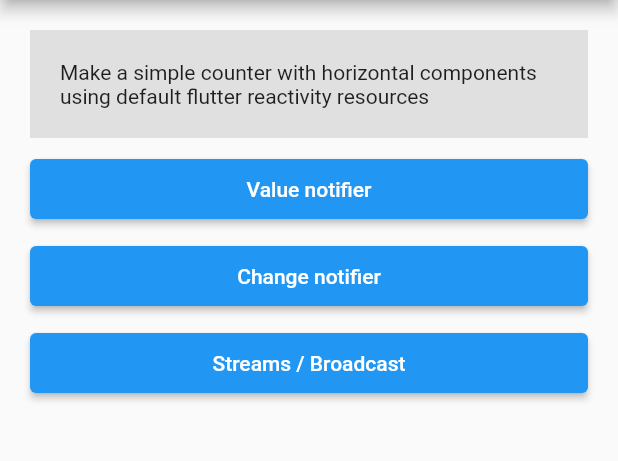
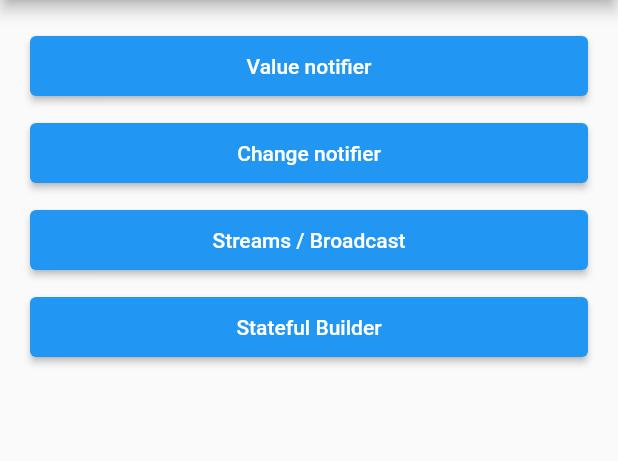
Before and after one commit to carllosnc/flutter_lab, a Flutter app: the screen it shows after launch, on a phone screen of 412 x 824 dp, the part 84-545 px from its top. Run offline on Flutter 3.47's test engine with Material 2 defaults, Android fonts, the phone set to English and light mode, and no system bars; our stand-ins replace go_router.

Commit message:
add: StatefulBuilder example

```diff
--- a/lib/home.page.dart
+++ b/lib/home.page.dart
@@ -12,15 +12,6 @@ class HomePage extends StatelessWidget {
         padding: const EdgeInsets.all(20),
         child: Column(
           children: [
-            Container(
-              padding: const EdgeInsets.all(20),
-              width: double.infinity,
-              color: Colors.grey.shade300,
-              child: const Text(
-                'Make a simple counter with horizontal components using default flutter reactivity resources',
-              ),
-            ),
-            const SizedBox(height: 10),
             ElevatedButton(
               onPressed: () {
                 context.go('/value_notifier');
@@ -54,6 +45,16 @@ class HomePage extends StatelessWidget {
               ),
             ),
             const SizedBox(height: 10),
+            ElevatedButton(
+              onPressed: () {
+                context.go('/stateful_builder');
+              },
+              child: const SizedBox(
+                height: 40,
+                width: double.infinity,
+                child: Center(child: Text('Stateful Builder')),
+              ),
+            ),
           ],
         ),
       ),
--- a/lib/routing/router.dart
+++ b/lib/routing/router.dart
@@ -1,6 +1,7 @@
-import '../modules/stream/stream.page.dart';
+import '/modules/stateful_builder/stateful_builder.page.dart';
 import '/modules/change_notifier/change_notifier.page.dart';
 import '/modules/value_notifier/value_notifier.page.dart';
+import '/modules/stream/stream.page.dart';
 
 import '/home.page.dart';
 import 'package:go_router/go_router.dart';
@@ -25,6 +26,11 @@ final router = GoRouter(routes: [
         name: 'streams',
         builder: (context, state) => const StreamsPage(),
       ),
+      GoRoute(
+        path: 'stateful_builder',
+        name: 'stateful builder',
+        builder: (context, state) => const StatefulBuilderPage(),
+      ),
     ],
   )
 ]);
```
Also changed, not shown: lib/modules/stateful_builder/controller.dart (added, +19 -0 lines), lib/modules/stateful_builder/stateful_builder.page.dart (added, +50 -0 lines).
